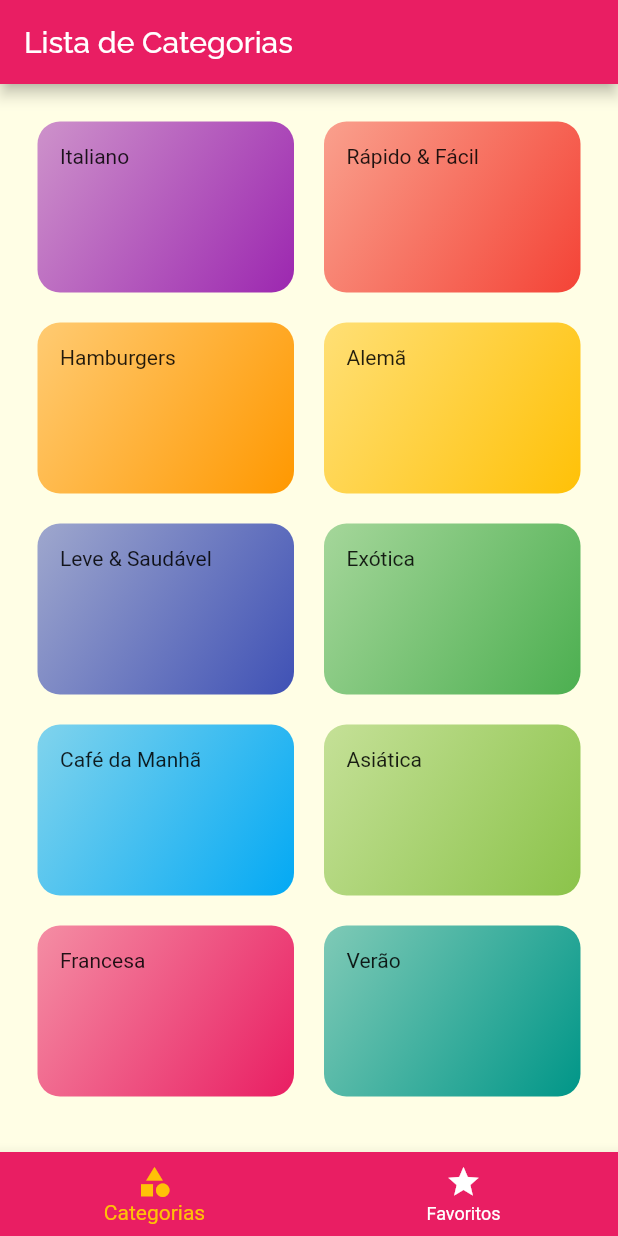
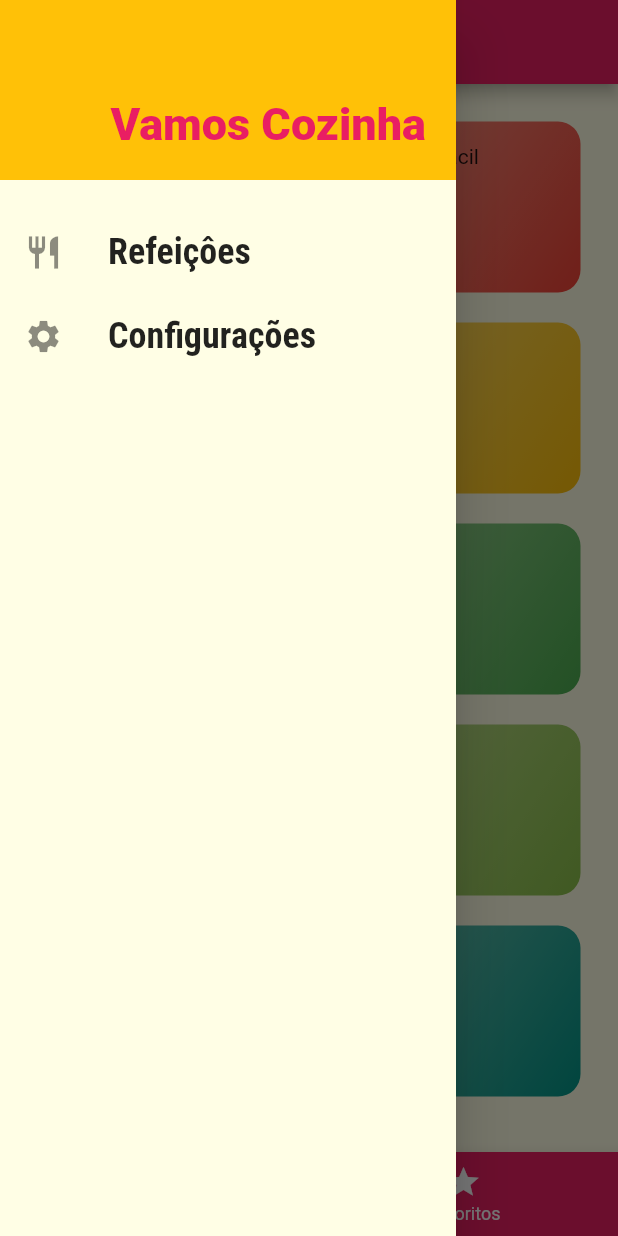
Before and after one commit to kadeguilherme/meals, a Flutter app: the screen it shows after launch, with the side drawer open (before the commit the screen has no drawer), on a phone screen of 412 x 824 dp. Run offline on Flutter 3.47's test engine with Material 2 defaults, Android fonts, the phone set to English and light mode, and no system bars.

Commit message:
Drawer
Criamos um novo components chamado de main_drawer.dart

```diff
--- /dev/null
+++ b/lib/components/main_drawer.dart
@@ -0,0 +1,49 @@
+import 'package:flutter/material.dart';
+
+class MainDrawer extends StatelessWidget {
+  Widget _createItem(IconData icon, String label) {
+    return ListTile(
+      leading: Icon(
+        icon,
+        size: 26,
+      ),
+      title: Text(
+        label,
+        style: TextStyle(
+          fontFamily: 'RobotoCondensed',
+          fontSize: 24,
+          fontWeight: FontWeight.bold,
+        ),
+      ),
+      onTap: () {},
+    );
+  }
+
+  @override
+  Widget build(BuildContext context) {
+    return Drawer(
+      child: Column(
+        children: <Widget>[
+          Container(
+            alignment: Alignment.bottomRight,
+            height: 120,
+            width: double.infinity,
+            padding: EdgeInsets.all(20),
+            color: Theme.of(context).accentColor,
+            child: Text(
+              'Vamos Cozinha',
+              style: TextStyle(
+                fontWeight: FontWeight.w900,
+                fontSize: 30,
+                color: Theme.of(context).primaryColor,
+              ),
+            ),
+          ),
+          SizedBox(height: 20),
+          _createItem(Icons.restaurant, 'Refeiçôes'),
+          _createItem(Icons.settings, 'Configurações')
+        ],
+      ),
+    );
+  }
+}
--- a/lib/screens/tabs_screen.dart
+++ b/lib/screens/tabs_screen.dart
@@ -1,6 +1,7 @@
 import 'package:flutter/material.dart';
 import 'categories_screen.dart';
 import 'favorite_screen.dart';
+import '../components/main_drawer.dart';
 
 class TabsScreen extends StatefulWidget {
   @override
@@ -28,6 +29,7 @@ class _TabsScreenState extends State<TabsScreen> {
         title: Text(_screens[_selectedScreenIndex]['title']),
       ),
       body: _screens[_selectedScreenIndex]['screen'],
+      drawer: MainDrawer(),
       bottomNavigationBar: BottomNavigationBar(
         onTap: _selectScreen,
         backgroundColor: Theme.of(context).primaryColor,
```
